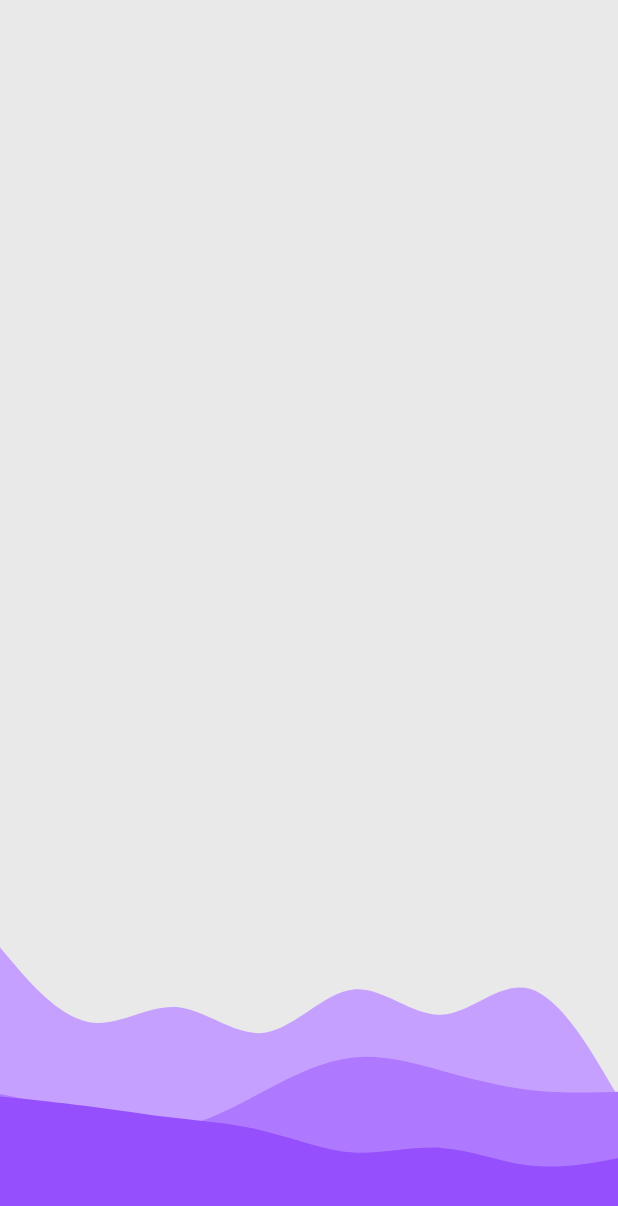
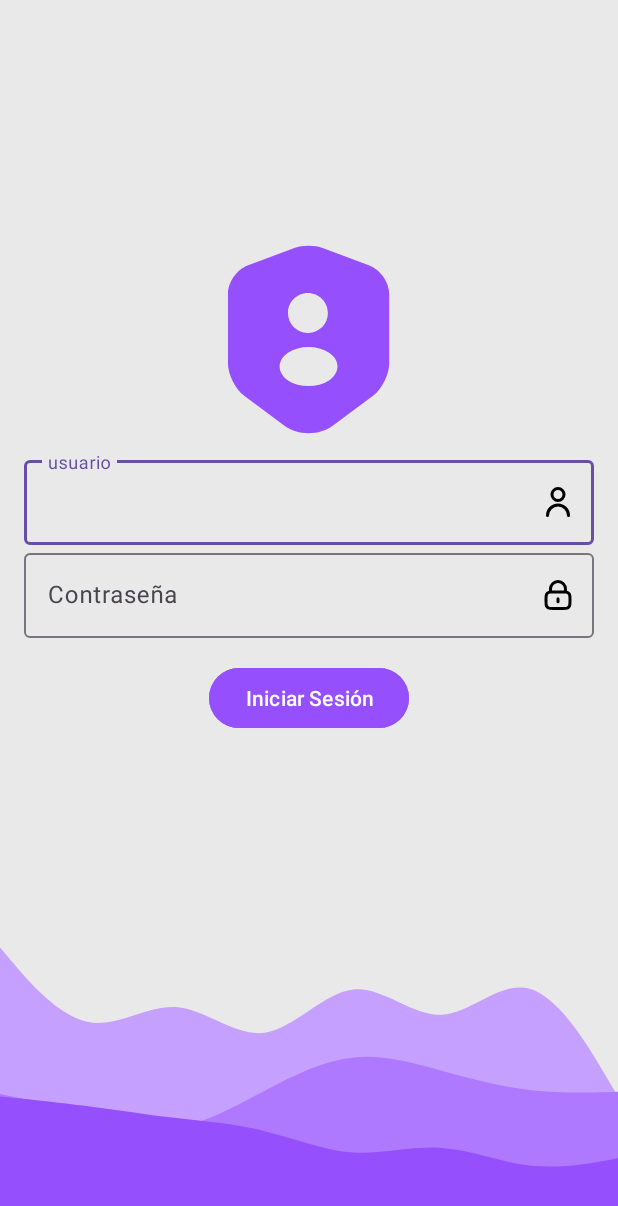
Before and after one commit to Gr4ykt/Eva01_IOT_Rivera_Agurto, an Android app: the screen it shows after launch (MainActivity), on a phone screen of 412 x 824 dp. Shown: the top 1206 px of the screen. Run offline under Robolectric (Android 15) with nearby library versions, the phone set to English and light mode, and no system bars; 1 statement that could not run was skipped.

Commit message:
Cambios realizados, login finalizado

```diff
--- a/app/src/main/res/drawable/login_field_user.xml
+++ b/app/src/main/res/drawable/login_field_user.xml
@@ -1,6 +1,6 @@
 <vector xmlns:android="http://schemas.android.com/apk/res/android"
-    android:width="800dp"
-    android:height="800dp"
+    android:width="24dp"
+    android:height="24dp"
     android:viewportWidth="24"
     android:viewportHeight="24">
   <path
--- /dev/null
+++ b/app/src/main/res/drawable/pass_field_icon.xml
@@ -0,0 +1,13 @@
+<vector xmlns:android="http://schemas.android.com/apk/res/android"
+    android:width="24dp"
+    android:height="24dp"
+    android:viewportWidth="24"
+    android:viewportHeight="24">
+  <path
+      android:pathData="M12,14.5V16.5M7,10.029C7.471,10 8.053,10 8.8,10H15.2C15.947,10 16.529,10 17,10.029M7,10.029C6.412,10.065 5.994,10.146 5.638,10.327C5.074,10.615 4.615,11.073 4.327,11.638C4,12.28 4,13.12 4,14.8V16.2C4,17.88 4,18.72 4.327,19.362C4.615,19.927 5.074,20.385 5.638,20.673C6.28,21 7.12,21 8.8,21H15.2C16.88,21 17.72,21 18.362,20.673C18.927,20.385 19.385,19.927 19.673,19.362C20,18.72 20,17.88 20,16.2V14.8C20,13.12 20,12.28 19.673,11.638C19.385,11.073 18.927,10.615 18.362,10.327C18.006,10.146 17.588,10.065 17,10.029M7,10.029V8C7,5.239 9.239,3 12,3C14.761,3 17,5.239 17,8V10.029"
+      android:strokeLineJoin="round"
+      android:strokeWidth="2"
+      android:fillColor="#00000000"
+      android:strokeColor="#000000"
+      android:strokeLineCap="round"/>
+</vector>
--- a/app/src/main/res/drawable/user_login_icon.xml
+++ b/app/src/main/res/drawable/user_login_icon.xml
@@ -1,9 +1,9 @@
 <vector xmlns:android="http://schemas.android.com/apk/res/android"
-    android:width="800dp"
-    android:height="800dp"
+    android:width="150dp"
+    android:height="150dp"
     android:viewportWidth="24"
     android:viewportHeight="24">
   <path
       android:pathData="M18.5,4.11L13.51,2.24C12.68,1.93 11.32,1.93 10.49,2.24L5.5,4.11C4.35,4.54 3.41,5.9 3.41,7.12V14.55C3.41,15.73 4.19,17.28 5.14,17.99L9.44,21.2C10.85,22.26 13.17,22.26 14.58,21.2L18.88,17.99C19.83,17.28 20.61,15.73 20.61,14.55V7.12C20.59,5.9 19.65,4.54 18.5,4.11ZM11.93,7.03C13.11,7.03 14.07,7.99 14.07,9.17C14.07,10.33 13.16,11.26 12.01,11.3H11.99H11.97C11.95,11.3 11.93,11.3 11.91,11.3C10.71,11.26 9.81,10.33 9.81,9.17C9.8,7.99 10.76,7.03 11.93,7.03ZM14.19,16.36C13.58,16.76 12.79,16.97 12,16.97C11.21,16.97 10.41,16.77 9.81,16.36C9.24,15.98 8.93,15.46 8.92,14.89C8.92,14.33 9.24,13.79 9.81,13.41C11.02,12.61 12.99,12.61 14.2,13.41C14.77,13.79 15.09,14.31 15.09,14.88C15.08,15.44 14.76,15.98 14.19,16.36Z"
-      android:fillColor="#af79ff"/>
+      android:fillColor="#954ffd"/>
 </vector>
--- a/app/src/main/res/layout/activity_main.xml
+++ b/app/src/main/res/layout/activity_main.xml
@@ -1,19 +1,84 @@
 <?xml version="1.0" encoding="UTF-8"?>
 <!-- INICIO DE SESIÓN -->
-<androidx.constraintlayout.widget.ConstraintLayout xmlns:android="http://schemas.android.com/apk/res/android"
+<LinearLayout xmlns:android="http://schemas.android.com/apk/res/android"
     xmlns:app="http://schemas.android.com/apk/res-auto"
     xmlns:tools="http://schemas.android.com/tools"
     android:layout_width="match_parent"
     android:layout_height="match_parent"
-    android:background="@drawable/background"
     android:orientation="vertical"
-    android:weightSum="1.0">
+    android:weightSum="2"
+    android:background="@drawable/background">
 
-    <TableLayout
+    <!-- Parte superior: Icono -->
+    <LinearLayout
         android:layout_width="match_parent"
         android:layout_height="wrap_content"
+        android:layout_weight="1"
+        android:gravity="center"
+        android:orientation="vertical"
+        tools:ignore="InefficientWeight,UselessParent">
+
+        <ImageView
+            android:id="@+id/logoIcon"
+            android:layout_width="wrap_content"
+            android:layout_height="wrap_content"
+            android:layout_marginTop="40dp"
+            android:contentDescription="@string/app_icon"
+            android:src="@drawable/user_login_icon" />
+
+        <!-- CAMPO USUARIO -->
+        <com.google.android.material.textfield.TextInputLayout
+            android:id="@+id/textField"
+            android:layout_width="match_parent"
+            android:layout_height="wrap_content"
+            android:layout_marginStart="16dp"
+            android:layout_marginEnd="16dp"
+            android:hint="@string/usuario"
+            app:endIconMode="custom"
+            app:endIconDrawable="@drawable/login_field_user"
+            app:endIconContentDescription="Usuario icon"
+            app:endIconTint="@null">
+
+            <com.google.android.material.textfield.TextInputEditText
+                android:layout_width="match_parent"
+                android:layout_height="wrap_content"
+                android:textColorHint="#616161"
+                tools:ignore="TextContrastCheck,VisualLintTextFieldSize" />
+
+        </com.google.android.material.textfield.TextInputLayout>
+
+        <com.google.android.material.textfield.TextInputLayout
+            android:id="@+id/passField"
+            android:layout_width="match_parent"
+            android:layout_height="wrap_content"
+            android:layout_marginStart="16dp"
+            android:layout_marginEnd="16dp"
+            android:hint="@string/contrase_a"
+            app:endIconMode="custom"
+            app:endIconDrawable="@drawable/pass_field_icon"
+            app:endIconContentDescription="Usuario icon"
+            app:endIconTint="@null">
+
+            <com.google.android.material.textfield.TextInputEditText
+                android:layout_width="match_parent"
+                android:layout_height="wrap_content"
+                android:textColorHint="#616161"
+                tools:ignore="TextContrastCheck,VisualLintTextFieldSize" />
+
+        </com.google.android.material.textfield.TextInputLayout>
+
+        <!-- Botón de inicio de sesión -->
+        <Button
+            android:id="@+id/buttonLogin"
+            android:layout_width="wrap_content"
+            android:layout_height="wrap_content"
+            android:layout_marginStart="16dp"
+            android:layout_marginTop="16dp"
+            android:layout_marginEnd="16dp"
+            android:backgroundTint="#954ffd"
+            android:text="@string/iniciar_sesi_n"
+            tools:ignore="TextContrastCheck" />
+    </LinearLayout>
 
 
-        tools:ignore="MissingConstraints" />
-
-</androidx.constraintlayout.widget.ConstraintLayout>
+</LinearLayout>
--- a/app/src/main/res/values/strings.xml
+++ b/app/src/main/res/values/strings.xml
@@ -1,3 +1,7 @@
 <resources>
     <string name="app_name">Evaluacion1_IOT_Rivera_Agurto</string>
+    <string name="usuario">usuario</string>
+    <string name="iniciar_sesi_n">Iniciar Sesión</string>
+    <string name="app_icon">APP_ICON</string>
+    <string name="contrase_a">Contraseña</string>
 </resources>
```
